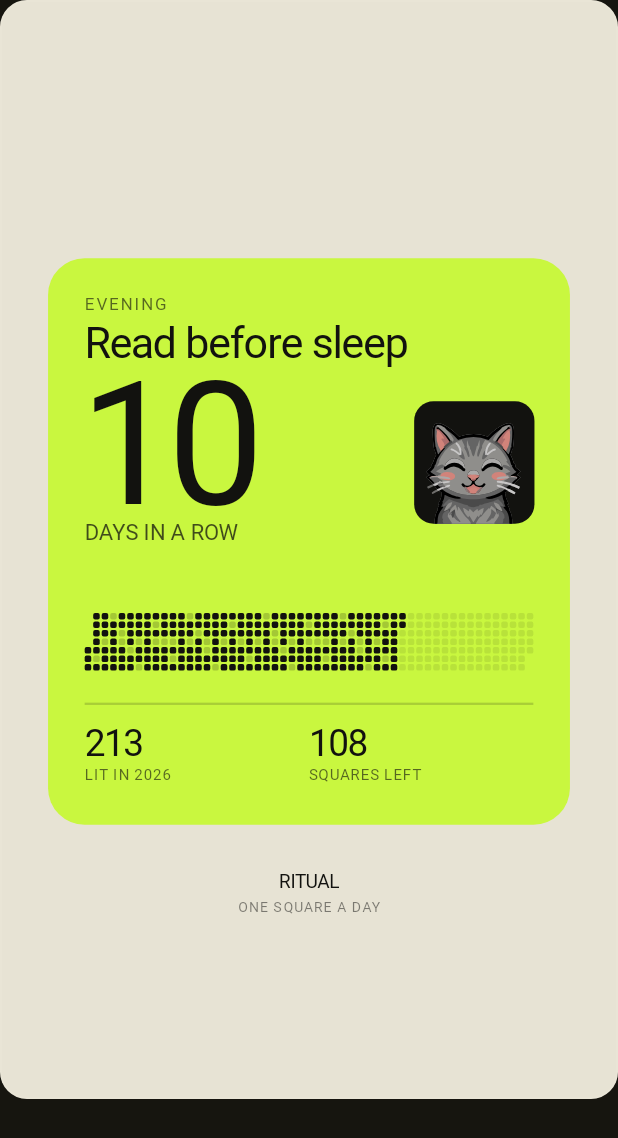
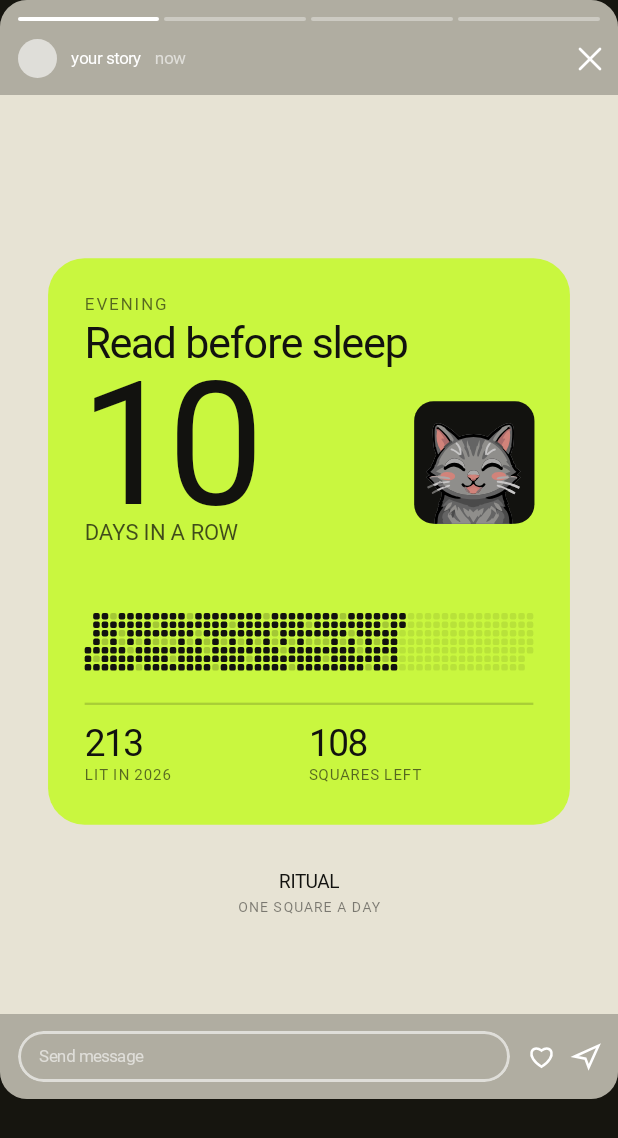
Before and after one commit to ayan-pathak/ritual-habit-widget, an Android app built with Jetpack Compose: the composable StoryArt shown on its own in the app's theme, on a phone screen of 412 x 824 dp. Shown: the top 1138 px of the screen. Run offline under Robolectric (Android 15) with nearby library versions, the phone set to English and light mode, and no system bars; 8 statements that could not run were skipped.

Commit message:
Put the story back in a story
The card was floating in a hairline box, which made the cream above and
below it — the safe area Instagram's own chrome sits in — look like a
mistake rather than the reason the composition is laid out that way.

It is full-bleed in a stories frame now, with the shape of a stories viewer
over it: segmented progress, an avatar, a reply field, a heart and a plane.
No wordmark, no logo, no real account on it. It is the frame, not a
screenshot of somebody's app.

Co-Authored-By: Claude Opus 5 <noreply@anthropic.com>
Claude-Session: https://claude.ai/code/session_012mjwxFUPBcLdEyeTRKvLbn

```diff
--- a/app/src/main/java/com/ayan/ritual/ui/TourScreen.kt
+++ b/app/src/main/java/com/ayan/ritual/ui/TourScreen.kt
@@ -10,6 +10,7 @@ import androidx.compose.foundation.border
 import androidx.compose.foundation.clickable
 import androidx.compose.foundation.layout.Arrangement
 import androidx.compose.foundation.layout.Box
+import androidx.compose.foundation.layout.BoxScope
 import androidx.compose.foundation.layout.BoxWithConstraints
 import androidx.compose.foundation.layout.Column
 import androidx.compose.foundation.layout.Row
@@ -38,6 +39,7 @@ import androidx.compose.ui.geometry.CornerRadius
 import androidx.compose.ui.geometry.Offset
 import androidx.compose.ui.geometry.Size
 import androidx.compose.ui.graphics.Color
+import androidx.compose.ui.graphics.StrokeCap
 import androidx.compose.ui.graphics.asImageBitmap
 import androidx.compose.ui.platform.LocalDensity
 import androidx.compose.ui.text.style.TextAlign
@@ -386,11 +388,15 @@ private val WALLPAPER = Color(0xFF3A382F)
 private val WALL_INK = Color(0xFFF2EFE3)
 
 /**
- * The story card, at the width of the panel and its own proportions.
+ * The story card where it ends up: full-bleed in a stories frame.
  *
- * 1080 by 1920, not a thumbnail of it: at anything smaller the year collapses
- * into a smear and the one thing worth showing is gone. It is taller than the
- * panel, which is why the panel scrolls.
+ * 1080 by 1920 at the panel's own width, not a thumbnail of it — at anything
+ * smaller the year collapses into a smear and the one thing worth showing is
+ * gone. It is taller than the panel, which is why the panel scrolls.
+ *
+ * The chrome over it is the shape of a stories viewer and nothing more: no
+ * wordmark, no logo, no real account on it. It is there so the card's empty
+ * top and bottom read as the safe area they are, rather than as a mistake.
  */
 @Composable
 private fun StoryArt() {
@@ -404,13 +410,113 @@ private fun StoryArt() {
                 ShareCardRenderer.render(model, width.roundToPx(), height.roundToPx())
             }
         }
-        Image(
-            bitmap = bitmap.asImageBitmap(),
-            contentDescription = null,
-            modifier = Modifier
+        Box(
+            Modifier
                 .size(width, height)
                 .clip(RoundedCornerShape(18.dp))
-                .border(BorderStroke(1.dp, InkFaint), RoundedCornerShape(18.dp))
-        )
+        ) {
+            Image(
+                bitmap = bitmap.asImageBitmap(),
+                contentDescription = null,
+                modifier = Modifier.fillMaxSize()
+            )
+            StoryChrome()
+        }
     }
 }
+
+private val SCRIM = Color(0x3D000000)
+private val CHROME = Color(0xFFFFFFFF)
+private val CHROME_SOFT = Color(0x99FFFFFF)
+
+@Composable
+private fun BoxScope.StoryChrome() {
+    Column(
+        Modifier
+            .align(Alignment.TopCenter)
+            .fillMaxWidth()
+            .background(SCRIM)
+            .padding(horizontal = 12.dp, vertical = 11.dp)
+    ) {
+        Row(Modifier.fillMaxWidth(), horizontalArrangement = Arrangement.spacedBy(3.dp)) {
+            repeat(4) { i ->
+                Box(
+                    Modifier
+                        .weight(1f)
+                        .height(2.5.dp)
+                        .clip(RoundedCornerShape(999.dp))
+                        .background(if (i == 0) CHROME else CHROME_SOFT.copy(alpha = 0.35f))
+                )
+            }
+        }
+        Spacer(Modifier.height(12.dp))
+        Row(
+            Modifier.fillMaxWidth(),
+            verticalAlignment = Alignment.CenterVertically,
+            horizontalArrangement = Arrangement.spacedBy(9.dp)
+        ) {
+            Box(Modifier.size(26.dp).clip(RoundedCornerShape(999.dp)).background(CHROME_SOFT))
+            Text(
+                "your story",
+                style = Caps.copy(fontSize = 11.sp, letterSpacing = 0.sp, color = CHROME)
+            )
+            Text(
+                "now",
+                style = Caps.copy(fontSize = 11.sp, letterSpacing = 0.sp, color = CHROME_SOFT)
+            )
+            Spacer(Modifier.weight(1f))
+            Canvas(Modifier.size(13.dp)) {
+                val c = CHROME
+                drawLine(c, Offset(0f, 0f), Offset(size.width, size.height), 1.8.dp.toPx(), StrokeCap.Round)
+                drawLine(c, Offset(size.width, 0f), Offset(0f, size.height), 1.8.dp.toPx(), StrokeCap.Round)
+            }
+        }
+    }
+
+    Row(
+        Modifier
+            .align(Alignment.BottomCenter)
+            .fillMaxWidth()
+            .background(SCRIM)
+            .padding(horizontal = 12.dp, vertical = 11.dp),
+        verticalAlignment = Alignment.CenterVertically,
+        horizontalArrangement = Arrangement.spacedBy(12.dp)
+    ) {
+        Box(
+            Modifier
+                .weight(1f)
+                .height(34.dp)
+                .clip(RoundedCornerShape(999.dp))
+                .border(BorderStroke(1.5.dp, CHROME_SOFT), RoundedCornerShape(999.dp)),
+            contentAlignment = Alignment.CenterStart
+        ) {
+            Text(
+                "Send message",
+                style = Caps.copy(fontSize = 11.sp, letterSpacing = 0.sp, color = CHROME_SOFT),
+                modifier = Modifier.padding(start = 14.dp)
+            )
+        }
+        // A heart and a paper plane, drawn rather than fetched.
+        Canvas(Modifier.size(18.dp)) {
+            val w = size.width
+            val p = androidx.compose.ui.graphics.Path().apply {
+                moveTo(w * .5f, w * .88f)
+                cubicTo(w * -.12f, w * .5f, w * .14f, w * .02f, w * .5f, w * .28f)
+                cubicTo(w * .86f, w * .02f, w * 1.12f, w * .5f, w * .5f, w * .88f)
+                close()
+            }
+            drawPath(p, CHROME, style = androidx.compose.ui.graphics.drawscope.Stroke(width = 1.7.dp.toPx()))
+        }
+        Canvas(Modifier.size(18.dp)) {
+            val w = size.width
+            val p = androidx.compose.ui.graphics.Path().apply {
+                moveTo(w * .06f, w * .5f)
+                lineTo(w * .94f, w * .1f)
+                lineTo(w * .58f, w * .9f)
+                lineTo(w * .46f, w * .58f)
+                close()
+            }
+            drawPath(p, CHROME, style = androidx.compose.ui.graphics.drawscope.Stroke(width = 1.7.dp.toPx()))
+        }
+    }
+}
```
